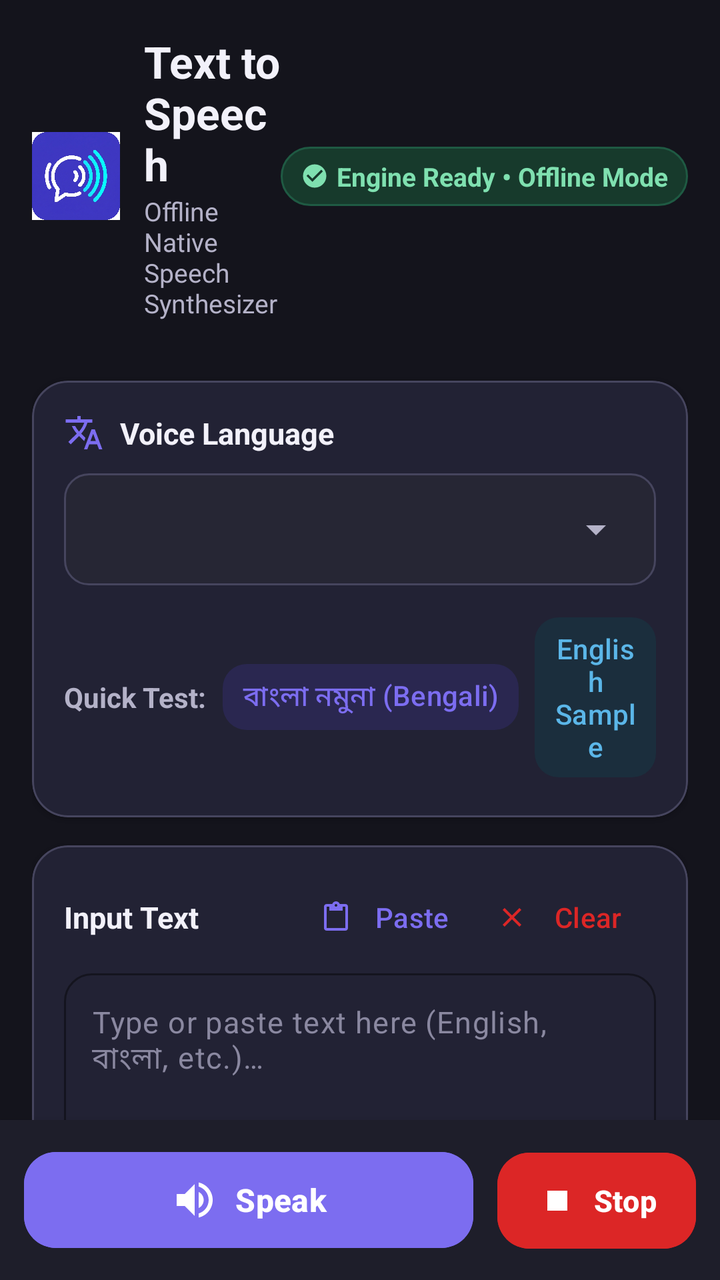
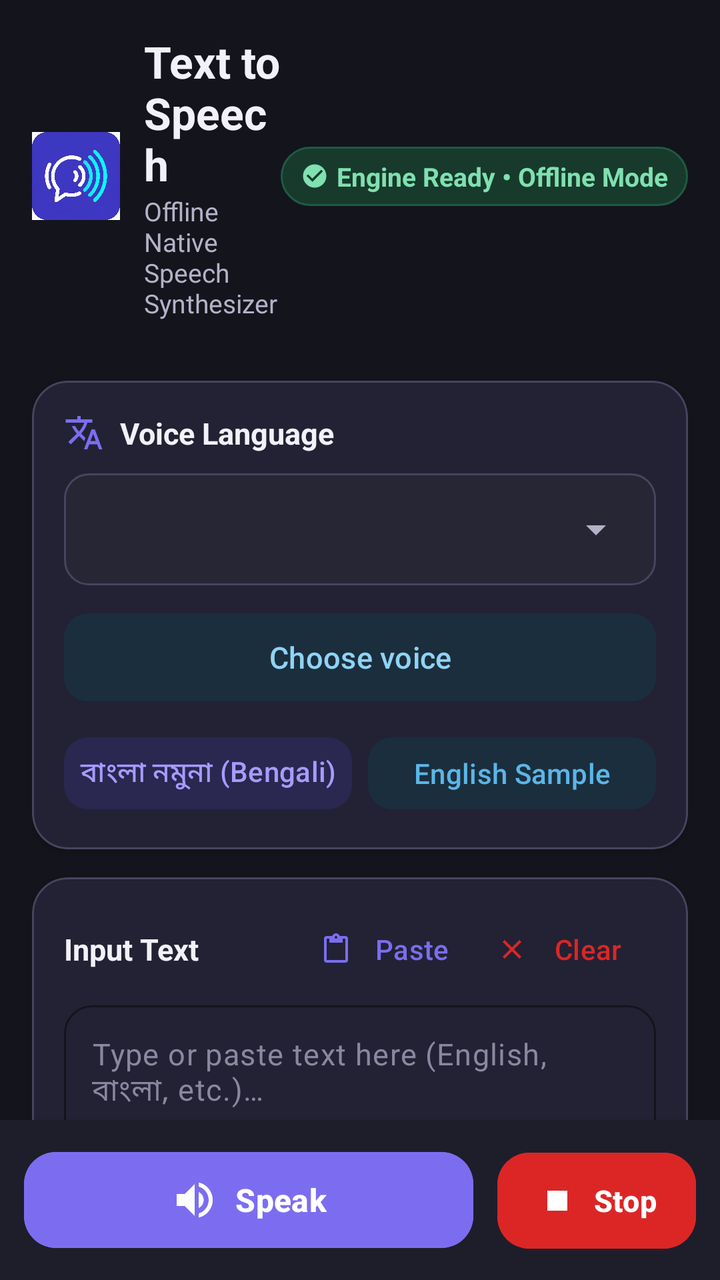

An Android layout rendered at two revisions. The XML below is the earlier revision; the diff shows what the commit changed to produce the second picture.
<!-- AndroidManifest.xml: activity theme Theme.MyApplication -->
<!-- res/layout/activity_main.xml -->
<?xml version="1.0" encoding="utf-8"?>
<androidx.coordinatorlayout.widget.CoordinatorLayout xmlns:android="http://schemas.android.com/apk/res/android"
    xmlns:app="http://schemas.android.com/apk/res-auto"
    xmlns:tools="http://schemas.android.com/tools"
    android:id="@+id/coordinatorLayout"
    android:layout_width="match_parent"
    android:layout_height="match_parent"
    android:background="@color/background"
    android:fitsSystemWindows="true">

    <androidx.core.widget.NestedScrollView
        android:layout_width="match_parent"
        android:layout_height="match_parent"
        android:fillViewport="true">

        <LinearLayout
            android:layout_width="match_parent"
            android:layout_height="wrap_content"
            android:orientation="vertical"
            android:paddingHorizontal="16dp"
            android:paddingTop="16dp"
            android:paddingBottom="110dp">

            
            <LinearLayout
                android:layout_width="match_parent"
                android:layout_height="wrap_content"
                android:gravity="center_vertical"
                android:orientation="horizontal">

                <ImageView
                    android:id="@+id/ivAppIcon"
                    android:layout_width="44dp"
                    android:layout_height="44dp"
                    android:contentDescription="@string/app_name"
                    android:src="@drawable/tts_app_icon_1794282254631" />

                <LinearLayout
                    android:layout_width="0dp"
                    android:layout_height="wrap_content"
                    android:layout_marginStart="12dp"
                    android:layout_weight="1"
                    android:orientation="vertical">

                    <TextView
                        android:id="@+id/tvAppTitle"
                        android:layout_width="wrap_content"
                        android:layout_height="wrap_content"
                        android:text="@string/app_name"
                        android:textColor="@color/text_primary"
                        android:textSize="22sp"
                        android:textStyle="bold" />

                    <TextView
                        android:id="@+id/tvAppSubtitle"
                        android:layout_width="wrap_content"
                        android:layout_height="wrap_content"
                        android:text="@string/app_subtitle"
                        android:textColor="@color/text_secondary"
                        android:textSize="13sp" />
                </LinearLayout>

                
                <LinearLayout
                    android:id="@+id/layoutStatusBadge"
                    android:layout_width="wrap_content"
                    android:layout_height="wrap_content"
                    android:background="@drawable/bg_status_badge"
                    android:gravity="center_vertical"
                    android:orientation="horizontal"
                    android:paddingHorizontal="10dp"
                    android:paddingVertical="6dp">

                    <ImageView
                        android:id="@+id/ivStatusDot"
                        android:layout_width="14dp"
                        android:layout_height="14dp"
                        android:contentDescription="@null"
                        android:src="@drawable/ic_check_circle"
                        app:tint="@color/on_success_container" />

                    <TextView
                        android:id="@+id/tvStatus"
                        android:layout_width="wrap_content"
                        android:layout_height="wrap_content"
                        android:layout_marginStart="4dp"
                        android:text="@string/status_ready"
                        android:textColor="@color/on_success_container"
                        android:textSize="13sp"
                        android:textStyle="bold" />
                </LinearLayout>
            </LinearLayout>

            
            <ProgressBar
                android:id="@+id/progressBarSpeaking"
                style="@style/Widget.AppCompat.ProgressBar.Horizontal"
                android:layout_width="match_parent"
                android:layout_height="4dp"
                android:layout_marginTop="12dp"
                android:indeterminate="true"
                android:visibility="invisible" />

            
            <com.google.android.material.card.MaterialCardView
                android:id="@+id/cardWarning"
                android:layout_width="match_parent"
                android:layout_height="wrap_content"
                android:layout_marginTop="12dp"
                android:visibility="gone"
                app:cardBackgroundColor="@color/warning_container"
                app:cardCornerRadius="16dp"
                app:cardElevation="0dp"
                app:strokeColor="#FCD34D"
                app:strokeWidth="1dp"
                tools:visibility="visible">

                <LinearLayout
                    android:layout_width="match_parent"
                    android:layout_height="wrap_content"
                    android:orientation="vertical"
                    android:padding="16dp">

                    <LinearLayout
                        android:layout_width="match_parent"
                        android:layout_height="wrap_content"
                        android:gravity="center_vertical"
                        android:orientation="horizontal">

                        <ImageView
                            android:layout_width="22dp"
                            android:layout_height="22dp"
                            android:contentDescription="@null"
                            android:src="@drawable/ic_warning"
                            app:tint="@color/on_warning_container" />

                        <TextView
                            android:id="@+id/tvWarningText"
                            android:layout_width="0dp"
                            android:layout_height="wrap_content"
                            android:layout_marginStart="8dp"
                            android:layout_weight="1"
                            android:text="@string/status_missing_data"
                            android:textColor="@color/on_warning_container"
                            android:textSize="13sp"
                            android:textStyle="bold" />
                    </LinearLayout>

                    <com.google.android.material.button.MaterialButton
                        android:id="@+id/btnInstallVoice"
                        android:layout_width="wrap_content"
                        android:layout_height="wrap_content"
                        android:layout_gravity="end"
                        android:layout_marginTop="8dp"
                        android:backgroundTint="@color/on_warning_container"
                        android:minHeight="44dp"
                        android:text="@string/btn_install_voice"
                        android:textColor="@color/white"
                        android:textSize="14sp"
                        app:cornerRadius="10dp" />
                </LinearLayout>
            </com.google.android.material.card.MaterialCardView>

            
            <com.google.android.material.card.MaterialCardView
                android:layout_width="match_parent"
                android:layout_height="wrap_content"
                android:layout_marginTop="14dp"
                app:cardBackgroundColor="@color/surface"
                app:cardCornerRadius="18dp"
                app:cardElevation="1dp"
                app:strokeColor="@color/outline"
                app:strokeWidth="1dp">

                <LinearLayout
                    android:layout_width="match_parent"
                    android:layout_height="wrap_content"
                    android:orientation="vertical"
                    android:padding="16dp">

                    <LinearLayout
                        android:layout_width="match_parent"
                        android:layout_height="wrap_content"
                        android:gravity="center_vertical"
                        android:orientation="horizontal">

                        <ImageView
                            android:layout_width="20dp"
                            android:layout_height="20dp"
                            android:contentDescription="@null"
                            android:src="@drawable/ic_language"
                            app:tint="@color/primary" />

                        <TextView
                            android:layout_width="wrap_content"
                            android:layout_height="wrap_content"
                            android:layout_marginStart="8dp"
                            android:text="@string/label_language"
                            android:textColor="@color/text_primary"
                            android:textSize="15sp"
                            android:textStyle="bold" />
                    </LinearLayout>

                    
                    <LinearLayout
                        android:layout_width="match_parent"
                        android:layout_height="wrap_content"
                        android:layout_marginTop="10dp"
                        android:background="@drawable/bg_spinner_border"
                        android:paddingHorizontal="6dp"
                        android:paddingVertical="4dp">

                        <Spinner
                            android:id="@+id/spinnerLanguage"
                            android:layout_width="match_parent"
                            android:layout_height="48dp"
                            android:minHeight="48dp"
                            android:spinnerMode="dropdown" />
                    </LinearLayout>

                    
                    <LinearLayout
                        android:layout_width="match_parent"
                        android:layout_height="wrap_content"
                        android:layout_marginTop="12dp"
                        android:gravity="center_vertical"
                        android:orientation="horizontal">

                        <TextView
                            android:layout_width="wrap_content"
                            android:layout_height="wrap_content"
                            android:text="Quick Test:"
                            android:textColor="@color/text_secondary"
                            android:textSize="14sp"
                            android:textStyle="bold" />

                        <com.google.android.material.button.MaterialButton
                            android:id="@+id/btnSampleBengali"
                            style="@style/Widget.Material3.Button.TonalButton"
                            android:layout_width="wrap_content"
                            android:layout_height="wrap_content"
                            android:layout_marginStart="8dp"
                            android:minHeight="40dp"
                            android:paddingHorizontal="10dp"
                            android:text="@string/btn_sample_bn"
                            android:textColor="@color/primary"
                            android:textSize="14sp"
                            app:backgroundTint="@color/primary_container"
                            app:cornerRadius="12dp" />

                        <com.google.android.material.button.MaterialButton
                            android:id="@+id/btnSampleEnglish"
                            style="@style/Widget.Material3.Button.TonalButton"
                            android:layout_width="wrap_content"
                            android:layout_height="wrap_content"
                            android:layout_marginStart="8dp"
                            android:minHeight="40dp"
                            android:paddingHorizontal="10dp"
                            android:text="@string/btn_sample_en"
                            android:textColor="@color/secondary"
                            android:textSize="14sp"
                            app:backgroundTint="@color/secondary_container"
                            app:cornerRadius="12dp" />
                    </LinearLayout>
                </LinearLayout>
            </com.google.android.material.card.MaterialCardView>

            
            <com.google.android.material.card.MaterialCardView
                android:layout_width="match_parent"
                android:layout_height="wrap_content"
                android:layout_marginTop="14dp"
                app:cardBackgroundColor="@color/surface"
                app:cardCornerRadius="18dp"
                app:cardElevation="1dp"
                app:strokeColor="@color/outline"
                app:strokeWidth="1dp">

                <LinearLayout
                    android:layout_width="match_parent"
                    android:layout_height="wrap_content"
                    android:orientation="vertical"
                    android:padding="16dp">

                    <LinearLayout
                        android:layout_width="match_parent"
                        android:layout_height="wrap_content"
                        android:gravity="center_vertical"
                        android:orientation="horizontal">

                        <TextView
                            android:layout_width="0dp"
                            android:layout_height="wrap_content"
                            android:layout_weight="1"
                            android:text="@string/label_enter_text"
                            android:textColor="@color/text_primary"
                            android:textSize="15sp"
                            android:textStyle="bold" />

                        
                        <com.google.android.material.button.MaterialButton
                            android:id="@+id/btnPaste"
                            style="@style/Widget.Material3.Button.TextButton"
                            android:layout_width="wrap_content"
                            android:layout_height="wrap_content"
                            android:minHeight="40dp"
                            android:paddingHorizontal="8dp"
                            android:text="@string/btn_paste"
                            android:textColor="@color/primary"
                            android:textSize="14sp"
                            app:icon="@drawable/ic_content_paste"
                            app:iconSize="16dp"
                            app:iconTint="@color/primary" />

                        
                        <com.google.android.material.button.MaterialButton
                            android:id="@+id/btnClear"
                            style="@style/Widget.Material3.Button.TextButton"
                            android:layout_width="wrap_content"
                            android:layout_height="wrap_content"
                            android:minHeight="40dp"
                            android:paddingHorizontal="8dp"
                            android:text="@string/btn_clear"
                            android:textColor="@color/error"
                            android:textSize="14sp"
                            app:icon="@drawable/ic_clear"
                            app:iconSize="16dp"
                            app:iconTint="@color/error" />
                    </LinearLayout>

                    
                    <com.google.android.material.textfield.TextInputLayout
                        style="@style/Widget.Material3.TextInputLayout.OutlinedBox"
                        android:layout_width="match_parent"
                        android:layout_height="wrap_content"
                        android:layout_marginTop="8dp"
                        app:boxCornerRadiusBottomEnd="14dp"
                        app:boxCornerRadiusBottomStart="14dp"
                        app:boxCornerRadiusTopEnd="14dp"
                        app:boxCornerRadiusTopStart="14dp"
                        app:boxStrokeColor="@color/primary"
                        app:hintEnabled="false">

                        <com.google.android.material.textfield.TextInputEditText
                            android:id="@+id/etInputText"
                            android:layout_width="match_parent"
                            android:layout_height="wrap_content"
                            android:gravity="top|start"
                            android:hint="@string/hint_input_text"
                            android:importantForAutofill="no"
                            android:inputType="textMultiLine|textCapSentences"
                            android:minLines="5"
                            android:maxLines="10"
                            android:padding="14dp"
                            android:scrollbars="vertical"
                            android:textColor="@color/text_primary"
                            android:textColorHint="@color/text_tertiary"
                            android:textSize="15sp" />
                    </com.google.android.material.textfield.TextInputLayout>

                    
                    <TextView
                        android:id="@+id/tvCharCount"
                        android:layout_width="wrap_content"
                        android:layout_height="wrap_content"
                        android:layout_gravity="end"
                        android:layout_marginTop="6dp"
                        android:text="0 characters • 0 words"
                        android:textColor="@color/text_secondary"
                        android:textSize="14sp" />
                </LinearLayout>
            </com.google.android.material.card.MaterialCardView>

            
            <com.google.android.material.card.MaterialCardView
                android:layout_width="match_parent"
                android:layout_height="wrap_content"
                android:layout_marginTop="14dp"
                app:cardBackgroundColor="@color/surface"
                app:cardCornerRadius="18dp"
                app:cardElevation="1dp"
                app:strokeColor="@color/outline"
                app:strokeWidth="1dp">

                <LinearLayout
                    android:layout_width="match_parent"
                    android:layout_height="wrap_content"
                    android:orientation="vertical"
                    android:padding="16dp">

                    <LinearLayout
                        android:layout_width="match_parent"
                        android:layout_height="wrap_content"
                        android:gravity="center_vertical"
                        android:orientation="horizontal">

                        <ImageView
                            android:layout_width="20dp"
                            android:layout_height="20dp"
                            android:contentDescription="@null"
                            android:src="@drawable/ic_tune"
                            app:tint="@color/primary" />

                        <TextView
                            android:layout_width="0dp"
                            android:layout_height="wrap_content"
                            android:layout_marginStart="8dp"
                            android:layout_weight="1"
                            android:text="Voice Controls"
                            android:textColor="@color/text_primary"
                            android:textSize="15sp"
                            android:textStyle="bold" />

                        
                        <com.google.android.material.button.MaterialButton
                            android:id="@+id/btnResetControls"
                            style="@style/Widget.Material3.Button.TextButton"
                            android:layout_width="wrap_content"
                            android:layout_height="wrap_content"
                            android:minHeight="40dp"
                            android:paddingHorizontal="6dp"
                            android:text="@string/btn_reset_controls"
                            android:textColor="@color/primary"
                            android:textSize="14sp"
                            app:icon="@drawable/ic_refresh"
                            app:iconSize="16dp"
                            app:iconTint="@color/primary" />
                    </LinearLayout>

                    
                    <LinearLayout
                        android:layout_width="match_parent"
                        android:layout_height="wrap_content"
                        android:layout_marginTop="12dp"
                        android:gravity="center_vertical"
                        android:orientation="horizontal">

                        <ImageView
                            android:layout_width="18dp"
                            android:layout_height="18dp"
                            android:contentDescription="@null"
                            android:src="@drawable/ic_speed"
                            app:tint="@color/text_secondary" />

                        <TextView
                            android:layout_width="0dp"
                            android:layout_height="wrap_content"
                            android:layout_marginStart="6dp"
                            android:layout_weight="1"
                            android:text="@string/label_speed"
                            android:textColor="@color/text_secondary"
                            android:textSize="13sp"
                            android:textStyle="bold" />

                        <TextView
                            android:id="@+id/tvSpeedValue"
                            android:layout_width="wrap_content"
                            android:layout_height="wrap_content"
                            android:text="Speed: 1.00x (Normal)"
                            android:textColor="@color/primary"
                            android:textSize="13sp"
                            android:textStyle="bold" />
                    </LinearLayout>

                    <SeekBar
                        android:id="@+id/sbSpeed"
                        android:layout_width="match_parent"
                        android:layout_height="wrap_content"
                        android:layout_marginTop="6dp"
                        android:max="200"
                        android:min="0"
                        android:progress="50"
                        android:progressTint="@color/primary"
                        android:thumbTint="@color/primary" />

                    
                    <LinearLayout
                        android:layout_width="match_parent"
                        android:layout_height="wrap_content"
                        android:layout_marginTop="14dp"
                        android:gravity="center_vertical"
                        android:orientation="horizontal">

                        <ImageView
                            android:layout_width="18dp"
                            android:layout_height="18dp"
                            android:contentDescription="@null"
                            android:src="@drawable/ic_tune"
                            app:tint="@color/text_secondary" />

                        <TextView
                            android:layout_width="0dp"
                            android:layout_height="wrap_content"
                            android:layout_marginStart="6dp"
                            android:layout_weight="1"
                            android:text="@string/label_pitch"
                            android:textColor="@color/text_secondary"
                            android:textSize="13sp"
                            android:textStyle="bold" />

                        <TextView
                            android:id="@+id/tvPitchValue"
                            android:layout_width="wrap_content"
                            android:layout_height="wrap_content"
                            android:text="Pitch: 1.00x (Normal)"
                            android:textColor="@color/secondary"
                            android:textSize="13sp"
                            android:textStyle="bold" />
                    </LinearLayout>

                    <SeekBar
                        android:id="@+id/sbPitch"
                        android:layout_width="match_parent"
                        android:layout_height="wrap_content"
                        android:layout_marginTop="6dp"
                        android:max="150"
                        android:min="0"
                        android:progress="50"
                        android:progressTint="@color/secondary"
                        android:thumbTint="@color/secondary" />
                </LinearLayout>
            </com.google.android.material.card.MaterialCardView>

        </LinearLayout>
    </androidx.core.widget.NestedScrollView>

        
        <LinearLayout
            android:layout_width="match_parent"
            android:layout_height="wrap_content"
            android:layout_gravity="bottom"
            android:background="@color/surface"
            android:elevation="8dp"
            android:orientation="horizontal"
            android:padding="12dp">

            
            <com.google.android.material.button.MaterialButton
                android:id="@+id/btnSpeak"
                android:layout_width="0dp"
                android:layout_height="56dp"
                android:layout_weight="1"
                android:backgroundTint="@color/primary"
                android:text="@string/btn_speak"
                android:textColor="@color/white"
                android:textSize="16sp"
                android:textStyle="bold"
                app:cornerRadius="16dp"
                app:icon="@drawable/ic_volume_up"
                app:iconGravity="textStart"
                app:iconSize="24dp"
                app:iconTint="@color/white" />

            
            <com.google.android.material.button.MaterialButton
                android:id="@+id/btnStop"
                android:layout_width="wrap_content"
                android:layout_height="56dp"
                android:layout_marginStart="12dp"
                android:backgroundTint="@color/error"
                android:paddingHorizontal="20dp"
                android:text="@string/btn_stop"
                android:textColor="@color/white"
                android:textSize="15sp"
                android:textStyle="bold"
                app:cornerRadius="16dp"
                app:icon="@drawable/ic_stop"
                app:iconGravity="textStart"
                app:iconSize="20dp"
                app:iconTint="@color/white" />
        </LinearLayout>



</androidx.coordinatorlayout.widget.CoordinatorLayout>
<!-- resources referenced by this layout -->
<resources>
  <color name="background">#14141C</color>
  <color name="error">#DC2626</color>
  <color name="on_success_container">#7FE0B0</color>
  <color name="on_warning_container">#F5D78A</color>
  <color name="outline">#46455E</color>
  <color name="primary">#7C6DF0</color>
  <color name="primary_container">#2A2750</color>
  <color name="secondary">#5BB6E8</color>
  <color name="secondary_container">#1B2E3D</color>
  <color name="surface">#1E1E2A</color>
  <color name="text_primary">#F2F1FA</color>
  <color name="text_secondary">#B4B2C8</color>
  <color name="text_tertiary">#8A88A0</color>
  <color name="warning_container">#3A2E12</color>
  <color name="white">#FFFFFF</color>
  <!-- drawable bg_spinner_border (drawable) -->
  <?xml version="1.0" encoding="utf-8"?>
  <shape xmlns:android="http://schemas.android.com/apk/res/android"
      android:shape="rectangle">
      <corners android:radius="12dp" />
      <solid android:color="@color/surface_container" />
      <stroke
          android:width="1dp"
          android:color="@color/outline" />
  </shape>
  <!-- drawable bg_status_badge (drawable) -->
  <?xml version="1.0" encoding="utf-8"?>
  <shape xmlns:android="http://schemas.android.com/apk/res/android"
      android:shape="rectangle">
      <corners android:radius="16dp" />
      <solid android:color="@color/success_container" />
      <stroke
          android:width="1dp"
          android:color="#1F5A43" />
  </shape>
  <!-- drawable ic_clear (drawable) -->
  <vector xmlns:android="http://schemas.android.com/apk/res/android"
      android:width="24dp"
      android:height="24dp"
      android:viewportWidth="24"
      android:viewportHeight="24">
      <path
          android:fillColor="@color/text_secondary"
          android:pathData="M19,6.41L17.59,5 12,10.59 6.41,5 5,6.41 10.59,12 5,17.59 6.41,19 12,13.41 17.59,19 19,17.59 13.41,12z"/>
  </vector>
  <!-- drawable ic_stop (drawable) -->
  <vector xmlns:android="http://schemas.android.com/apk/res/android"
      android:width="24dp"
      android:height="24dp"
      android:viewportWidth="24"
      android:viewportHeight="24">
      <path
          android:fillColor="@color/white"
          android:pathData="M6,6h12v12H6z"/>
  </vector>
  <!-- drawable ic_warning (drawable) -->
  <vector xmlns:android="http://schemas.android.com/apk/res/android"
      android:width="24dp"
      android:height="24dp"
      android:viewportWidth="24"
      android:viewportHeight="24">
      <path
          android:fillColor="@color/warning"
          android:pathData="M1,21h22L12,2 1,21zm12,-3h-2v-2h2v2zm0,-4h-2v-4h2v4z"/>
  </vector>
  <string name="app_name">Text to Speech</string>
  <string name="app_subtitle">Offline Native Speech Synthesizer</string>
  <string name="btn_clear">Clear</string>
  <string name="btn_install_voice">Download Voice Data</string>
  <string name="btn_paste">Paste</string>
  <string name="btn_reset_controls">Reset Controls</string>
  <string name="btn_sample_bn">বাংলা নমুনা (Bengali)</string>
  <string name="btn_sample_en">English Sample</string>
  <string name="btn_speak">Speak</string>
  <string name="btn_stop">Stop</string>
  <string name="hint_input_text">Type or paste text here (English, বাংলা, etc.)…</string>
  <string name="label_enter_text">Input Text</string>
  <string name="label_language">Voice Language</string>
  <string name="label_pitch">Speech Pitch</string>
  <string name="label_speed">Speech Rate (Speed)</string>
  <string name="status_missing_data">Voice data not found for selected language.</string>
  <string name="status_ready">Engine Ready • Offline Mode</string>
  <color name="surface_container">#262634</color>
  <color name="success_container">#173A2C</color>
  <color name="success">#34D399</color>
  <color name="warning">#FBBF24</color>
  <color name="on_primary">#FFFFFF</color>
  <color name="on_primary_container">#C9C2FF</color>
  <color name="on_secondary_container">#8FD3F5</color>
  <!-- unchanged entries left out for length: 9 -->
</resources>

<!-- the commit's change to res/layout/activity_main.xml (unified diff, before → after) -->
@@ -111,7 +111,7 @@
                 app:cardBackgroundColor="@color/warning_container"
                 app:cardCornerRadius="16dp"
                 app:cardElevation="0dp"
-                app:strokeColor="#FCD34D"
+                app:strokeColor="#6B5518"
                 app:strokeWidth="1dp"
                 tools:visibility="visible">
 
@@ -219,31 +219,35 @@
                     </LinearLayout>
 
                     
-                    <LinearLayout
-                        android:layout_width="match_parent"
-                        android:layout_height="wrap_content"
-                        android:layout_marginTop="12dp"
-                        android:gravity="center_vertical"
-                        android:orientation="horizontal">
-
-                        <TextView
-                            android:layout_width="wrap_content"
-                            android:layout_height="wrap_content"
-                            android:text="Quick Test:"
-                            android:textColor="@color/text_secondary"
-                            android:textSize="14sp"
-                            android:textStyle="bold" />
+                    <com.google.android.material.button.MaterialButton
+                        android:id="@+id/btnVoice"
+                        style="@style/Widget.Material3.Button.TonalButton"
+                        android:layout_width="match_parent"
+                        android:layout_height="52dp"
+                        android:layout_marginTop="10dp"
+                        android:text="Choose voice"
+                        android:textSize="15sp"
+                        app:cornerRadius="12dp" />
+
+                    
+                    <LinearLayout
+                        android:layout_width="match_parent"
+                        android:layout_height="wrap_content"
+                        android:layout_marginTop="10dp"
+                        android:gravity="center_vertical"
+                        android:orientation="horizontal">
 
                         <com.google.android.material.button.MaterialButton
                             android:id="@+id/btnSampleBengali"
                             style="@style/Widget.Material3.Button.TonalButton"
-                            android:layout_width="wrap_content"
-                            android:layout_height="wrap_content"
-                            android:layout_marginStart="8dp"
-                            android:minHeight="40dp"
-                            android:paddingHorizontal="10dp"
+                            android:layout_width="0dp"
+                            android:layout_height="wrap_content"
+                            android:layout_weight="1"
+                            android:maxLines="1"
+                            android:minHeight="44dp"
+                            android:paddingHorizontal="8dp"
                             android:text="@string/btn_sample_bn"
-                            android:textColor="@color/primary"
+                            android:textColor="@color/primary_light"
                             android:textSize="14sp"
                             app:backgroundTint="@color/primary_container"
                             app:cornerRadius="12dp" />
@@ -251,11 +255,13 @@
                         <com.google.android.material.button.MaterialButton
                             android:id="@+id/btnSampleEnglish"
                             style="@style/Widget.Material3.Button.TonalButton"
-                            android:layout_width="wrap_content"
+                            android:layout_width="0dp"
                             android:layout_height="wrap_content"
                             android:layout_marginStart="8dp"
-                            android:minHeight="40dp"
-                            android:paddingHorizontal="10dp"
+                            android:layout_weight="1"
+                            android:maxLines="1"
+                            android:minHeight="44dp"
+                            android:paddingHorizontal="8dp"
                             android:text="@string/btn_sample_en"
                             android:textColor="@color/secondary"
                             android:textSize="14sp"
<!-- resource entries referenced after the edit -->
@@ -7,6 +7,7 @@
   <color name="outline">#46455E</color>
   <color name="primary">#7C6DF0</color>
   <color name="primary_container">#2A2750</color>
+  <color name="primary_light">#A79BFF</color>
   <color name="secondary">#5BB6E8</color>
   <color name="secondary_container">#1B2E3D</color>
   <color name="surface">#1E1E2A</color>
